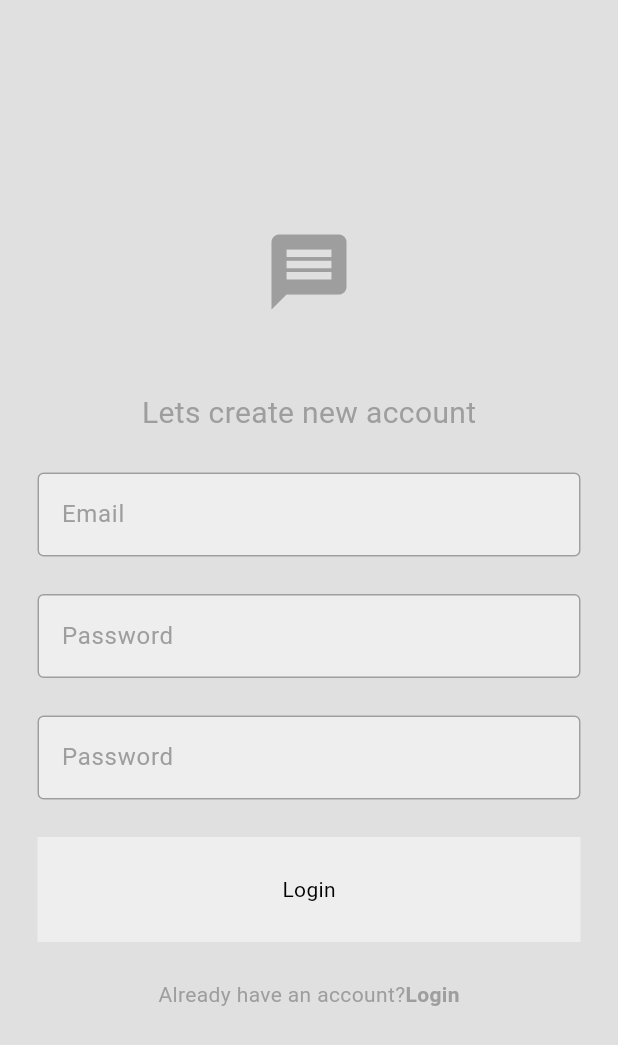
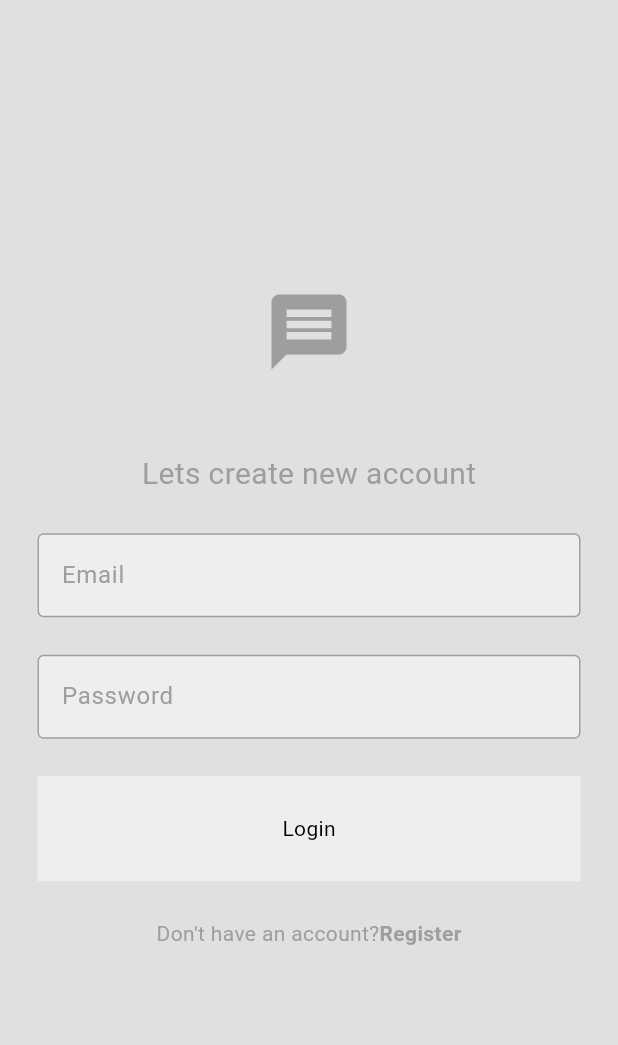
Before and after one commit to Lunga-28/goat_farming, a Flutter app: the screen it shows after launch, on a phone screen of 412 x 824 dp. Shown: the top 1045 px of the screen. Run offline on Flutter 3.47's test engine with Material 3 defaults, Android fonts, the phone set to English and light mode, and no system bars; our stand-ins replace firebase_core, geocoding, geolocator, lottie; accounts and stored records are empty.

Commit message:
Fixed mismatch between login page and registration page

```diff
--- a/lib/auth/login_register.dart
+++ b/lib/auth/login_register.dart
@@ -20,9 +20,9 @@ class _LoginOrRegisterState extends State<LoginOrRegister> {
   @override
   Widget build(BuildContext context) {
     if (showloginpage) {
-      return LoginPage(tooglepage: tooglepage);
+      return LoginPage();
     } else {
-      return RegisterPage(tooglepage: tooglepage);
+      return RegisterPage();
     }
   }
 }
--- a/lib/login_page.dart
+++ b/lib/login_page.dart
@@ -5,8 +5,6 @@ import 'package:goat_farm_manager/components/my_button.dart';
 class LoginPage extends StatelessWidget {
   final TextEditingController emailController = TextEditingController();
   final TextEditingController passwordController = TextEditingController();
-  final TextEditingController confirmPasswordController =
-      TextEditingController();
   LoginPage({super.key});
   void login() {}
   @override
@@ -48,13 +46,7 @@ class LoginPage extends StatelessWidget {
               controller: passwordController,
             ),
             const SizedBox(height: 25),
-            //Confirm Password textField
-            Myfield(
-              hintText: 'Password',
-              obscureText: true,
-              controller: passwordController,
-            ),
-            const SizedBox(height: 25),
+
             // the Login button
             Mybutton(
               text: "Login",
@@ -67,15 +59,20 @@ class LoginPage extends StatelessWidget {
               mainAxisAlignment: MainAxisAlignment.center,
               children: [
                 Text(
-                  "Already have an account?",
+                  "Don't have an account?",
                   style:
                       TextStyle(color: Theme.of(context).colorScheme.primary),
                 ),
-                Text(
-                  "Login",
-                  style: TextStyle(
-                    fontWeight: FontWeight.bold,
-                    color: Theme.of(context).colorScheme.primary,
+                GestureDetector(
+                  onTap: () {
+                    Navigator.pushNamed(context, '/register');
+                  },
+                  child: Text(
+                    "Register",
+                    style: TextStyle(
+                      fontWeight: FontWeight.bold,
+                      color: Theme.of(context).colorScheme.primary,
+                    ),
                   ),
                 ),
               ],
--- a/lib/register_page.dart
+++ b/lib/register_page.dart
@@ -5,6 +5,8 @@ import 'package:goat_farm_manager/components/my_button.dart';
 class RegisterPage extends StatelessWidget {
   final TextEditingController emailController = TextEditingController();
   final TextEditingController passwordController = TextEditingController();
+  final TextEditingController confirmPasswordController =
+      TextEditingController();
   RegisterPage({super.key});
   void Register() {}
   @override
@@ -46,7 +48,12 @@ class RegisterPage extends StatelessWidget {
               controller: passwordController,
             ),
             const SizedBox(height: 25),
-
+            //Confirm Password textField
+            Myfield(
+              hintText: 'Password',
+              obscureText: true,
+              controller: passwordController,
+            ),
             // the Login button
             Mybutton(
               text: "Register",
@@ -59,12 +66,12 @@ class RegisterPage extends StatelessWidget {
               mainAxisAlignment: MainAxisAlignment.center,
               children: [
                 Text(
-                  "Don't have an account?",
+                  "Already have an account?",
                   style:
                       TextStyle(color: Theme.of(context).colorScheme.primary),
                 ),
                 Text(
-                  "Register",
+                  "Login",
                   style: TextStyle(
                     fontWeight: FontWeight.bold,
                     color: Theme.of(context).colorScheme.primary,
```
